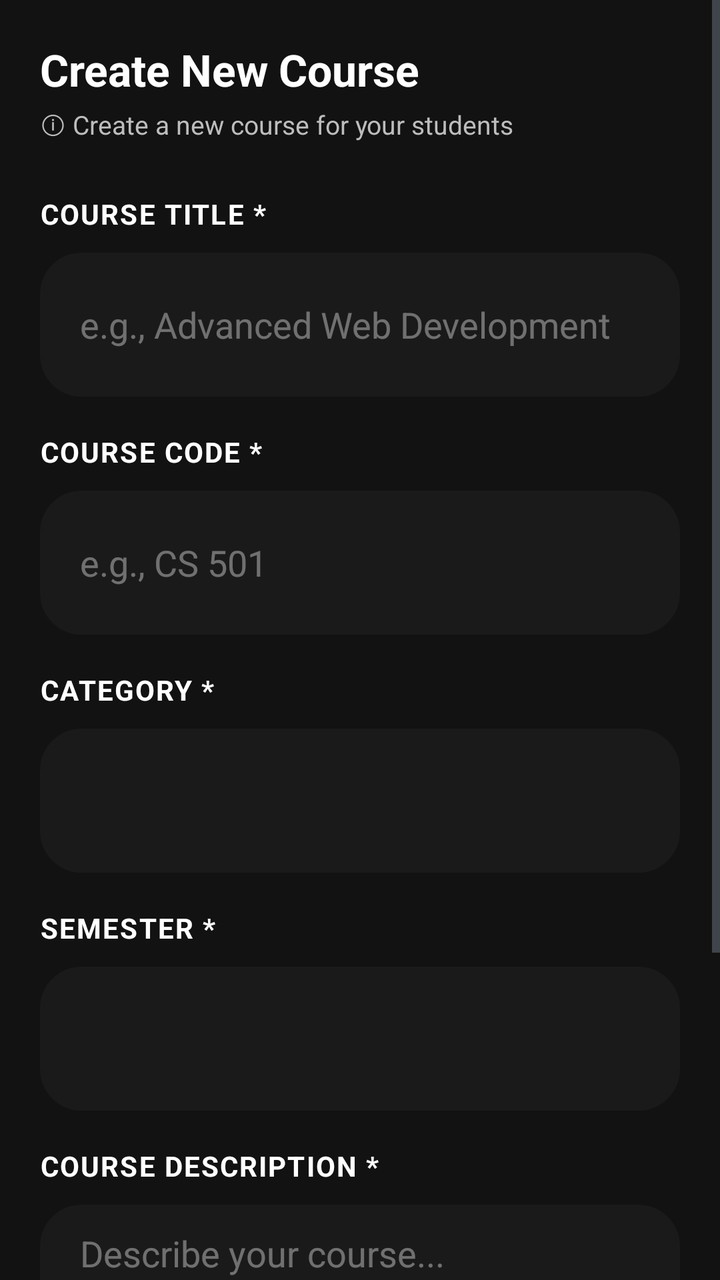
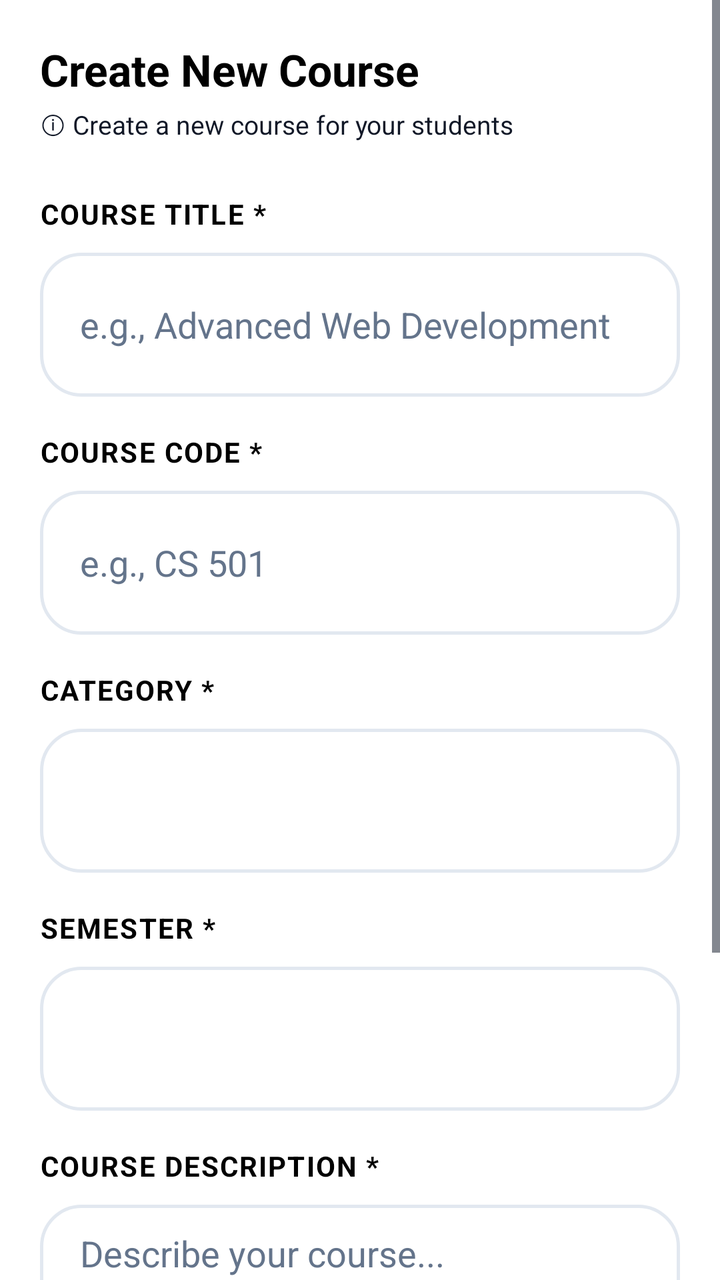

Two renders of the same Android screen: before a commit and after it. Below are the layout's source before the change and the commit's diff.
<!-- AndroidManifest.xml: application theme Theme.UniCourseHub -->
<!-- res/layout/fragment_post_course.xml -->
<?xml version="1.0" encoding="utf-8"?>
<ScrollView xmlns:android="http://schemas.android.com/apk/res/android"
    xmlns:app="http://schemas.android.com/apk/res-auto"
    android:layout_width="match_parent"
    android:layout_height="match_parent"
    android:background="#121212">

    <LinearLayout
        android:layout_width="match_parent"
        android:layout_height="wrap_content"
        android:orientation="vertical"
        android:padding="20dp">

        <TextView
            android:layout_width="match_parent"
            android:layout_height="wrap_content"
            android:text="@string/title_create_course"
            android:textColor="@color/white"
            android:textSize="22sp"
            android:textStyle="bold" />

        <TextView
            android:layout_width="match_parent"
            android:layout_height="wrap_content"
            android:layout_marginTop="4dp"
            android:text="@string/subtitle_create_course"
            android:textColor="#BDBDBD"
            android:textSize="13sp" />

        <TextView
            android:layout_width="match_parent"
            android:layout_height="wrap_content"
            android:layout_marginTop="26dp"
            android:text="@string/label_course_title"
            android:textColor="@color/white"
            android:textSize="14sp"
            android:textStyle="bold"
            android:textAllCaps="true"
            android:letterSpacing="0.05" />

        <EditText
            android:id="@+id/etTitle"
            style="@style/InputField"
            android:layout_width="match_parent"
            android:layout_height="wrap_content"
            android:layout_marginTop="10dp"
            android:background="@drawable/bg_input_field"
            android:backgroundTint="#1A1A1A"
            android:hint="@string/hint_course_title"
            android:textColor="@color/white"
            android:textColorHint="#60FFFFFF" />

        <TextView
            android:layout_width="match_parent"
            android:layout_height="wrap_content"
            android:layout_marginTop="18dp"
            android:text="@string/label_course_code"
            android:textColor="@color/white"
            android:textSize="14sp"
            android:textStyle="bold"
            android:textAllCaps="true"
            android:letterSpacing="0.05" />

        <EditText
            android:id="@+id/etCode"
            style="@style/InputField"
            android:layout_width="match_parent"
            android:layout_height="wrap_content"
            android:layout_marginTop="10dp"
            android:background="@drawable/bg_input_field"
            android:backgroundTint="#1A1A1A"
            android:hint="@string/hint_course_code"
            android:textColor="@color/white"
            android:textColorHint="#60FFFFFF" />

        <TextView
            android:layout_width="match_parent"
            android:layout_height="wrap_content"
            android:layout_marginTop="18dp"
            android:text="@string/label_category"
            android:textColor="@color/white"
            android:textSize="14sp"
            android:textStyle="bold"
            android:textAllCaps="true"
            android:letterSpacing="0.05" />

        <Spinner
            android:id="@+id/spinnerCategory"
            android:layout_width="match_parent"
            android:layout_height="wrap_content"
            android:minHeight="72dp"
            android:layout_marginTop="10dp"
            android:background="@drawable/bg_input_field"
            android:backgroundTint="#1A1A1A" />

        <TextView
            android:layout_width="match_parent"
            android:layout_height="wrap_content"
            android:layout_marginTop="18dp"
            android:text="@string/label_semester"
            android:textColor="@color/white"
            android:textSize="14sp"
            android:textStyle="bold"
            android:textAllCaps="true"
            android:letterSpacing="0.05" />

        <Spinner
            android:id="@+id/spinnerSemester"
            android:layout_width="match_parent"
            android:layout_height="wrap_content"
            android:minHeight="72dp"
            android:layout_marginTop="10dp"
            android:background="@drawable/bg_input_field"
            android:backgroundTint="#1A1A1A" />

        <TextView
            android:layout_width="match_parent"
            android:layout_height="wrap_content"
            android:layout_marginTop="18dp"
            android:text="@string/label_course_description"
            android:textColor="@color/white"
            android:textSize="14sp"
            android:textStyle="bold"
            android:textAllCaps="true"
            android:letterSpacing="0.05" />

        <EditText
            android:id="@+id/etDescription"
            style="@style/InputField"
            android:layout_width="match_parent"
            android:layout_height="120dp"
            android:layout_marginTop="10dp"
            android:background="@drawable/bg_input_field"
            android:backgroundTint="#1A1A1A"
            android:gravity="top|start"
            android:hint="@string/hint_course_description"
            android:inputType="textMultiLine"
            android:textColor="@color/white"
            android:textColorHint="#60FFFFFF" />

        <TextView
            android:id="@+id/tvError"
            android:layout_width="match_parent"
            android:layout_height="wrap_content"
            android:layout_marginTop="16dp"
            android:textColor="@color/danger"
            android:textSize="13sp"
            android:visibility="gone" />

        <Button
            android:id="@+id/btnCreateCourse"
            style="@style/ButtonPrimary"
            android:layout_width="match_parent"
            android:layout_height="wrap_content"
            android:layout_marginTop="32dp"
            android:layout_marginBottom="32dp"
            android:text="@string/btn_create_course" />

    </LinearLayout>
</ScrollView>
<!-- resources referenced by this layout -->
<resources>
  <color name="danger">#EF4444</color>
  <color name="white">#FFFFFF</color>
  <!-- drawable bg_input_field (drawable) -->
  <?xml version="1.0" encoding="utf-8"?>
  <shape xmlns:android="http://schemas.android.com/apk/res/android">
      <solid android:color="@color/background" />
      <stroke android:width="1.5dp" android:color="@color/divider" />
      <corners android:radius="20dp" />
  </shape>
  <string name="btn_create_course">Create Course</string>
  <string name="hint_course_code">e.g., CS 501</string>
  <string name="hint_course_description">Describe your course...</string>
  <string name="hint_course_title">e.g., Advanced Web Development</string>
  <string name="label_category">Category *</string>
  <string name="label_course_code">Course Code *</string>
  <string name="label_course_description">Course Description *</string>
  <string name="label_course_title">Course Title *</string>
  <string name="label_semester">Semester *</string>
  <string name="subtitle_create_course">ⓘ Create a new course for your students</string>
  <string name="title_create_course">Create New Course</string>
  <style name="ButtonPrimary" parent="Widget.MaterialComponents.Button">
          <item name="android:background">@drawable/bg_button_primary</item>
          <item name="backgroundTint">@null</item>
          <item name="cornerRadius">40dp</item>
          <item name="android:textAllCaps">false</item>
          <item name="android:textStyle">bold</item>
          <item name="android:textSize">16sp</item>
          <item name="android:paddingTop">16dp</item>
          <item name="android:paddingBottom">16dp</item>
          <item name="elevation">4dp</item>
      </style>
  <color name="background">#F3F4F6</color>
  <color name="divider">#E5E7EB</color>
  <!-- drawable bg_button_primary (drawable) -->
  <?xml version="1.0" encoding="utf-8"?>
  <ripple xmlns:android="http://schemas.android.com/apk/res/android"
      android:color="#20FFFFFF">
      <item>
          <shape android:shape="rectangle">
              <gradient
                  android:angle="0"
                  android:endColor="@color/primary_dark"
                  android:startColor="@color/primary" />
              <corners android:radius="24dp" />
          </shape>
      </item>
  </ripple>
  <color name="text_primary">#111827</color>
  <color name="primary">#6C63FF</color>
  <color name="primary_dark">#4F46E5</color>
  <color name="secondary_pink">#EC4899</color>
  <color name="surface">#FFFFFF</color>
  <color name="text_secondary">#6B7280</color>
  <color name="text_hint">#9CA3AF</color>
  <style name="ShapeAppearance.UniCourseHub.Small" parent="ShapeAppearance.MaterialComponents.SmallComponent">
          <item name="cornerFamily">rounded</item>
          <item name="cornerSize">12dp</item>
      </style>
  <style name="ShapeAppearance.UniCourseHub.Medium" parent="ShapeAppearance.MaterialComponents.MediumComponent">
          <item name="cornerFamily">rounded</item>
          <item name="cornerSize">28dp</item>
      </style>
  <style name="ShapeAppearance.UniCourseHub.Large" parent="ShapeAppearance.MaterialComponents.LargeComponent">
          <item name="cornerFamily">rounded</item>
          <item name="cornerSize">40dp</item>
      </style>
  <style name="Widget.UniCourseHub.BottomNavigationView" parent="Widget.MaterialComponents.BottomNavigationView">
          <item name="itemShapeAppearance">@style/ShapeAppearance.UniCourseHub.Small</item>
          <item name="itemShapeAppearanceOverlay">@style/ShapeAppearance.UniCourseHub.Small</item>
          <item name="itemIconSize">24dp</item>
          <item name="labelVisibilityMode">labeled</item>
          <item name="backgroundTint">@color/surface</item>
          <item name="elevation">8dp</item>
      </style>
  <!-- unchanged entries left out for length: 2 -->
</resources>

<!-- the commit's change to res/layout/fragment_post_course.xml (unified diff, before → after) -->
@@ -3,7 +3,7 @@
     xmlns:app="http://schemas.android.com/apk/res-auto"
     android:layout_width="match_parent"
     android:layout_height="match_parent"
-    android:background="#121212">
+    android:background="@color/background">
 
     <LinearLayout
         android:layout_width="match_parent"
@@ -15,7 +15,7 @@
             android:layout_width="match_parent"
             android:layout_height="wrap_content"
             android:text="@string/title_create_course"
-            android:textColor="@color/white"
+            android:textColor="@color/text_primary"
             android:textSize="22sp"
             android:textStyle="bold" />
 
@@ -24,7 +24,7 @@
             android:layout_height="wrap_content"
             android:layout_marginTop="4dp"
             android:text="@string/subtitle_create_course"
-            android:textColor="#BDBDBD"
+            android:textColor="@color/text_secondary"
             android:textSize="13sp" />
 
         <TextView
@@ -32,7 +32,7 @@
             android:layout_height="wrap_content"
             android:layout_marginTop="26dp"
             android:text="@string/label_course_title"
-            android:textColor="@color/white"
+            android:textColor="@color/text_primary"
             android:textSize="14sp"
             android:textStyle="bold"
             android:textAllCaps="true"
@@ -45,17 +45,16 @@
             android:layout_height="wrap_content"
             android:layout_marginTop="10dp"
             android:background="@drawable/bg_input_field"
-            android:backgroundTint="#1A1A1A"
             android:hint="@string/hint_course_title"
-            android:textColor="@color/white"
-            android:textColorHint="#60FFFFFF" />
+            android:textColor="@color/text_primary"
+            android:textColorHint="@color/text_hint" />
 
         <TextView
             android:layout_width="match_parent"
             android:layout_height="wrap_content"
             android:layout_marginTop="18dp"
             android:text="@string/label_course_code"
-            android:textColor="@color/white"
+            android:textColor="@color/text_primary"
             android:textSize="14sp"
             android:textStyle="bold"
             android:textAllCaps="true"
@@ -68,17 +67,16 @@
             android:layout_height="wrap_content"
             android:layout_marginTop="10dp"
             android:background="@drawable/bg_input_field"
-            android:backgroundTint="#1A1A1A"
             android:hint="@string/hint_course_code"
-            android:textColor="@color/white"
-            android:textColorHint="#60FFFFFF" />
+            android:textColor="@color/text_primary"
+            android:textColorHint="@color/text_hint" />
 
         <TextView
             android:layout_width="match_parent"
             android:layout_height="wrap_content"
             android:layout_marginTop="18dp"
             android:text="@string/label_category"
-            android:textColor="@color/white"
+            android:textColor="@color/text_primary"
             android:textSize="14sp"
             android:textStyle="bold"
             android:textAllCaps="true"
@@ -90,15 +88,14 @@
             android:layout_height="wrap_content"
             android:minHeight="72dp"
             android:layout_marginTop="10dp"
-            android:background="@drawable/bg_input_field"
-            android:backgroundTint="#1A1A1A" />
+            android:background="@drawable/bg_input_field" />
 
         <TextView
             android:layout_width="match_parent"
             android:layout_height="wrap_content"
             android:layout_marginTop="18dp"
             android:text="@string/label_semester"
-            android:textColor="@color/white"
+            android:textColor="@color/text_primary"
             android:textSize="14sp"
             android:textStyle="bold"
             android:textAllCaps="true"
@@ -110,15 +107,14 @@
             android:layout_height="wrap_content"
             android:minHeight="72dp"
             android:layout_marginTop="10dp"
-            android:background="@drawable/bg_input_field"
-            android:backgroundTint="#1A1A1A" />
+            android:background="@drawable/bg_input_field" />
 
         <TextView
             android:layout_width="match_parent"
             android:layout_height="wrap_content"
             android:layout_marginTop="18dp"
             android:text="@string/label_course_description"
-            android:textColor="@color/white"
+            android:textColor="@color/text_primary"
             android:textSize="14sp"
             android:textStyle="bold"
             android:textAllCaps="true"
@@ -131,12 +127,11 @@
             android:layout_height="120dp"
             android:layout_marginTop="10dp"
             android:background="@drawable/bg_input_field"
-            android:backgroundTint="#1A1A1A"
             android:gravity="top|start"
             android:hint="@string/hint_course_description"
             android:inputType="textMultiLine"
-            android:textColor="@color/white"
-            android:textColorHint="#60FFFFFF" />
+            android:textColor="@color/text_primary"
+            android:textColorHint="@color/text_hint" />
 
         <TextView
             android:id="@+id/tvError"
@@ -154,6 +149,7 @@
             android:layout_height="wrap_content"
             android:layout_marginTop="32dp"
             android:layout_marginBottom="32dp"
+            android:textColor="@color/button_text"
             android:text="@string/btn_create_course" />
 
     </LinearLayout>
<!-- resource entries referenced after the edit -->
@@ -1,7 +1,6 @@
 <!-- resources referenced by this layout -->
 <resources>
   <color name="danger">#EF4444</color>
-  <color name="white">#FFFFFF</color>
   <!-- drawable bg_input_field (drawable) -->
   <?xml version="1.0" encoding="utf-8"?>
   <shape xmlns:android="http://schemas.android.com/apk/res/android">
@@ -31,8 +30,9 @@
           <item name="android:paddingBottom">16dp</item>
           <item name="elevation">4dp</item>
       </style>
-  <color name="background">#F3F4F6</color>
-  <color name="divider">#E5E7EB</color>
+  <color name="background">#FFFFFF</color>
+  <color name="button_text">#FFFFFF</color>
+  <color name="divider">#E2E8F0</color>
   <!-- drawable bg_button_primary (drawable) -->
   <?xml version="1.0" encoding="utf-8"?>
   <ripple xmlns:android="http://schemas.android.com/apk/res/android"
@@ -47,13 +47,13 @@
           </shape>
       </item>
   </ripple>
-  <color name="text_primary">#111827</color>
+  <color name="text_primary">#000000</color>
   <color name="primary">#6C63FF</color>
   <color name="primary_dark">#4F46E5</color>
   <color name="secondary_pink">#EC4899</color>
   <color name="surface">#FFFFFF</color>
-  <color name="text_secondary">#6B7280</color>
-  <color name="text_hint">#9CA3AF</color>
+  <color name="text_secondary">#111827</color>
+  <color name="text_hint">#64748B</color>
   <style name="ShapeAppearance.UniCourseHub.Small" parent="ShapeAppearance.MaterialComponents.SmallComponent">
           <item name="cornerFamily">rounded</item>
           <item name="cornerSize">12dp</item>
